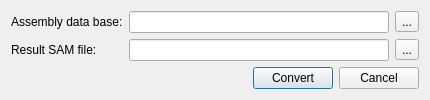
This is src/corelibs/U2View/src/util_dna_assembly/ui/AssemblyToSamDialog.ui in violethaze74/ugene as Qt 5 draws it before an edit. The edited form follows.
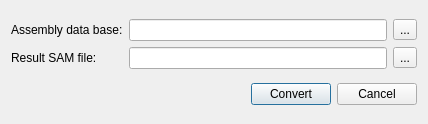
This is the edited form.

Commit message: UGENE-2716 Layout in Convert assembly to SAM dialog is broken on mac os

```diff
--- a/src/corelibs/U2View/src/util_dna_assembly/ui/AssemblyToSamDialog.ui
+++ b/src/corelibs/U2View/src/util_dna_assembly/ui/AssemblyToSamDialog.ui
@@ -9,22 +9,10 @@
    <rect>
     <x>0</x>
     <y>0</y>
-    <width>430</width>
-    <height>100</height>
+    <width>428</width>
+    <height>124</height>
    </rect>
   </property>
-  <property name="minimumSize">
-   <size>
-    <width>430</width>
-    <height>100</height>
-   </size>
-  </property>
-  <property name="maximumSize">
-   <size>
-    <width>430</width>
-    <height>100</height>
-   </size>
-  </property>
   <property name="windowTitle">
    <string>Convert UGENE assembly data base to SAM format</string>
   </property>
```
Left out of the diff: 2 changed lines with no effect on the pictures.
